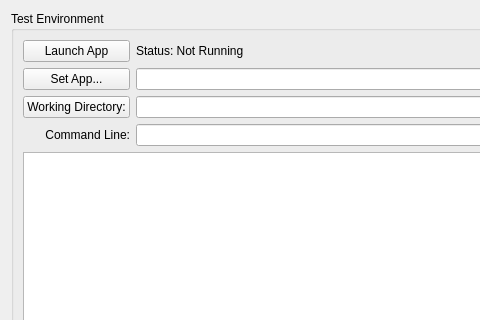
Before: the Qt Designer form vkconfig/dlglayeroutput.ui in LunarG/VulkanTools, drawn with Qt 5; both pictures show x 0 to 480 and y 0 to 320 of the 786 by 697 pixel window.
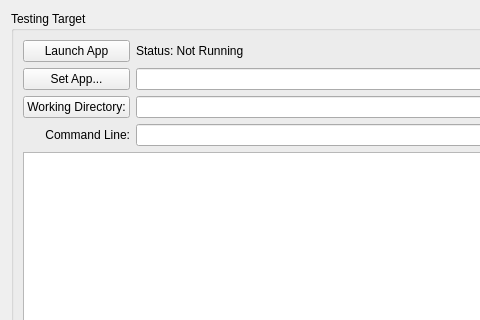
After: the same form once the commit is applied.

```diff
--- a/vkconfig/dlglayeroutput.ui
+++ b/vkconfig/dlglayeroutput.ui
@@ -58,7 +58,7 @@
    <item row="1" column="0" colspan="7">
     <widget class="QGroupBox" name="groupBox_2">
      <property name="title">
-      <string>Test Environment</string>
+      <string>Testing Target</string>
      </property>
      <layout class="QGridLayout" name="gridLayout_2">
       <item row="4" column="1">
```
Left out of the diff: 6 changed lines with no effect on the pictures.
